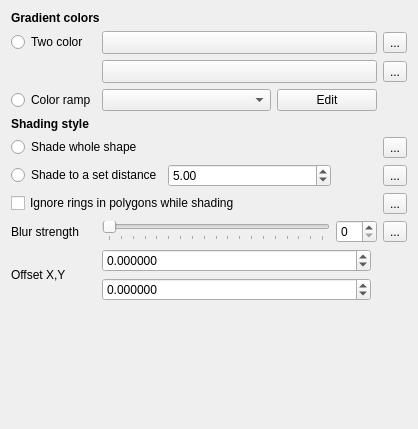
First picture: the form in src/ui/symbollayer/widget_shapeburstfill.ui, repository carsmie/QGIS, before the edit.
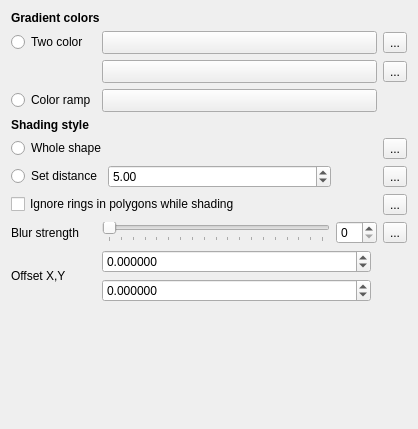
Second picture: the form after the edit. Custom widgets are drawn as their Qt base class.

Commit message: [symbology] migrate shapeburst color ramp widget

```diff
--- a/src/ui/symbollayer/widget_shapeburstfill.ui
+++ b/src/ui/symbollayer/widget_shapeburstfill.ui
@@ -29,24 +29,26 @@
     </widget>
    </item>
    <item row="3" column="1" colspan="3">
-    <layout class="QHBoxLayout" name="horizontalLayout_8">
-     <item>
-      <widget class="QgsColorRampComboBox" name="cboGradientColorRamp"/>
-     </item>
-     <item>
-      <widget class="QPushButton" name="mButtonEditRamp">
+    <widget class="QgsColorRampButton" name="btnColorRamp">
+     <property name="sizePolicy">
+      <sizepolicy hsizetype="Expanding" vsizetype="Fixed">
+       <horstretch>0</horstretch>
+       <verstretch>0</verstretch>
+      </sizepolicy>
+     </property>
+     <property name="minimumSize">
+      <size>
+       <width>120</width>
+       <height>0</height>
+      </size>
+     </property>
        <property name="maximumSize">
         <size>
-         <width>100</width>
+       <width>16777215</width>
          <height>16777215</height>
         </size>
        </property>
-       <property name="text">
-        <string>Edit</string>
-       </property>
-      </widget>
-     </item>
-    </layout>
+    </widget>
    </item>
    <item row="5" column="4">
     <widget class="QgsDataDefinedButton" name="mShadeWholeShapeDDBtn">
@@ -126,7 +128,7 @@
      <item>
       <widget class="QRadioButton" name="mRadioUseMaxDistance">
        <property name="text">
-        <string>Shade to a set distance</string>
+        <string>Set distance</string>
        </property>
       </widget>
      </item>
@@ -339,7 +341,7 @@
      <item>
       <widget class="QRadioButton" name="mRadioUseWholeShape">
        <property name="text">
-        <string>Shade whole shape</string>
+        <string>Whole shape</string>
        </property>
       </widget>
      </item>
@@ -424,9 +426,10 @@
    <container>1</container>
   </customwidget>
   <customwidget>
-   <class>QgsColorRampComboBox</class>
-   <extends>QComboBox</extends>
-   <header>qgscolorrampcombobox.h</header>
+   <class>QgsColorRampButton</class>
+   <extends>QToolButton</extends>
+   <header>qgscolorrampbutton.h</header>
+   <container>1</container>
   </customwidget>
  </customwidgets>
  <tabstops>
```
Left out of the diff: 5 changed lines with no effect on the pictures. Lines whose indentation alone changed are shown as unchanged. The commit also changes 2 other files.
